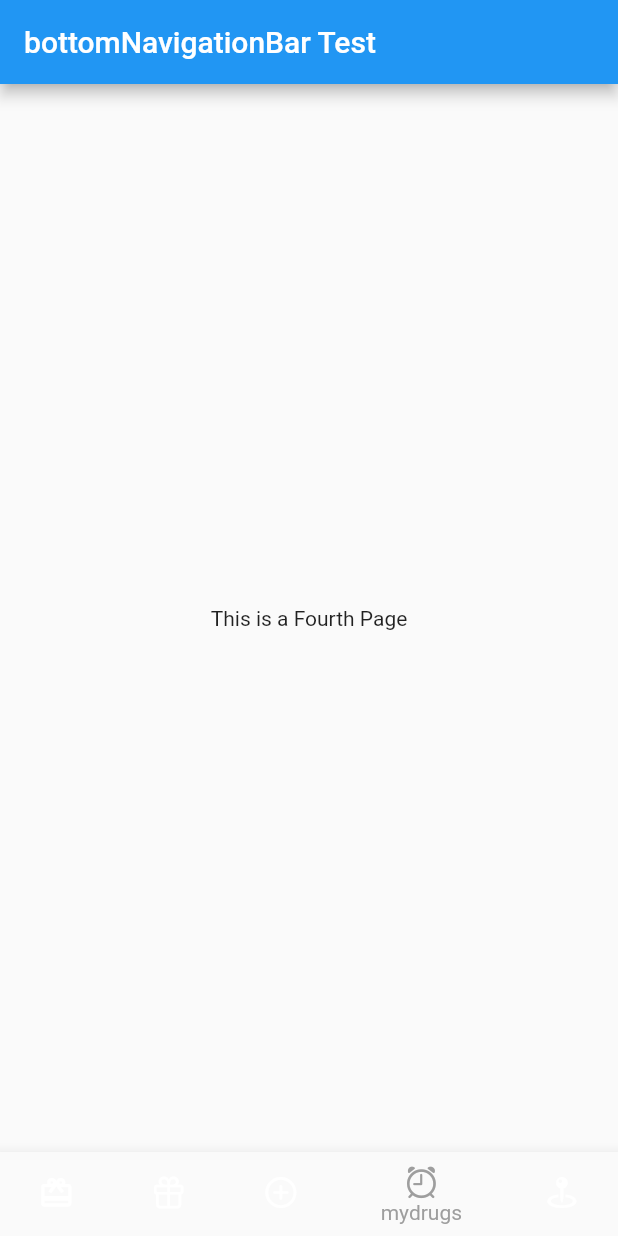
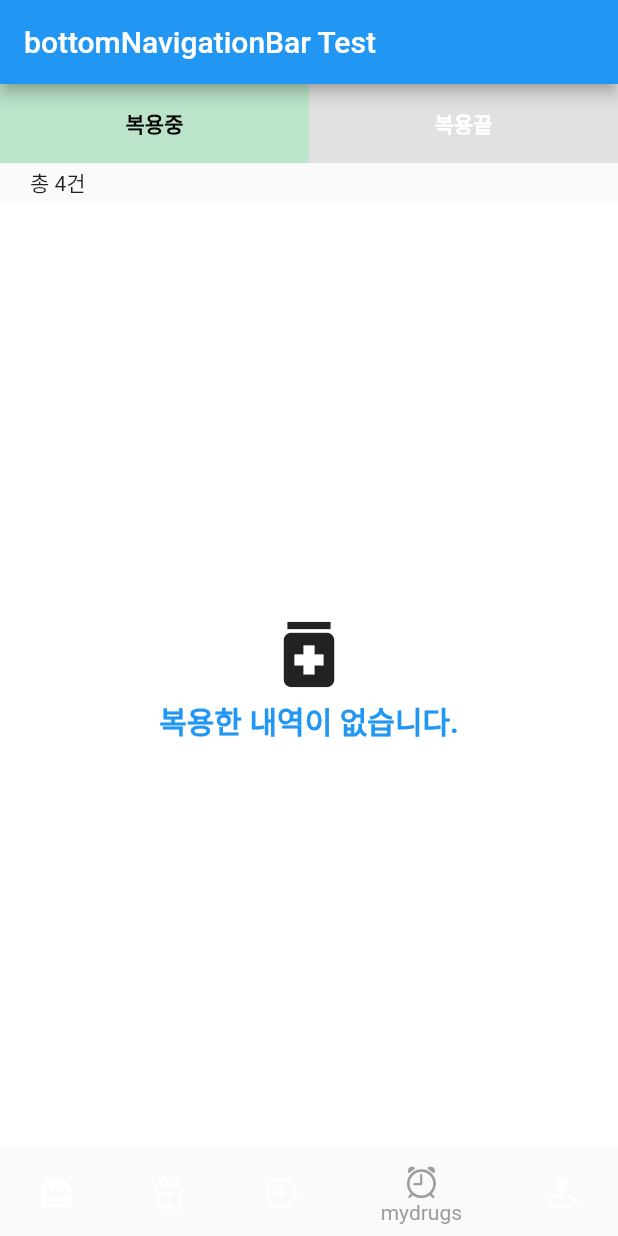
Before and after one commit to AI-FOR-ALL-I/YakChaCha, a Flutter app: the screen it shows after launch, item 4 of the bottom bar chosen, on a phone screen of 412 x 824 dp. Run offline on Flutter 3.47's test engine with Material 2 defaults, Android fonts, the phone set to English and light mode, and no system bars.

Commit message:
[S08P22A803-186] Feat: 내 약 목록 페이지 생성 + 내 약 위젯 폴더 생성 + 약 상세 페이지 및 약 상세 파일 생성

```diff
--- a/frontend/lib/screens/drug_history_page.dart
+++ b/frontend/lib/screens/drug_history_page.dart
@@ -1,12 +1,128 @@
+// ignore_for_file: prefer_const_literals_to_create_immutables, prefer_const_constructors
+
 import 'package:flutter/material.dart';
 
-class DrugHistoryPage extends StatelessWidget {
+class DrugHistoryPage extends StatefulWidget {
   const DrugHistoryPage({Key? key}) : super(key: key);
 
   @override
+  State<DrugHistoryPage> createState() => _DrugHistoryPageState();
+}
+
+class _DrugHistoryPageState extends State<DrugHistoryPage> {
+  bool isClicked = true;
+
+  void onClickLeft() {
+    setState(() {
+      isClicked = true;
+    });
+  }
+
+  void onClickRight() {
+    setState(() {
+      isClicked = false;
+    });
+  }
+
+  @override
   Widget build(BuildContext context) {
-    return const Center(
-      child: Text('This is a Fourth Page'),
+    return Column(
+      children: [
+        // 맨위 탭,  할것: 이너쉐도우 넣어야함
+        Flexible(
+          flex: 2,
+          child: Row(
+            mainAxisAlignment: MainAxisAlignment.center,
+            children: [
+              Flexible(
+                flex: 1,
+                child: GestureDetector(
+                  onTap: onClickLeft,
+                  child: Container(
+                    alignment: Alignment.center,
+                    width: double.infinity,
+                    decoration: BoxDecoration(
+                        color: isClicked
+                            ? Color.fromARGB(255, 187, 228, 203)
+                            : Color.fromARGB(255, 225, 225, 225)),
+                    child: Text(
+                      "복용중",
+                      style: TextStyle(
+                        fontWeight: FontWeight.w700,
+                        color: isClicked ? Colors.black : Colors.white,
+                      ),
+                    ),
+                  ),
+                ),
+              ),
+              Flexible(
+                flex: 1,
+                child: GestureDetector(
+                  onTap: onClickRight,
+                  child: Container(
+                    alignment: Alignment.center,
+                    width: double.infinity,
+                    decoration: BoxDecoration(
+                        color: !isClicked
+                            ? Color.fromARGB(255, 187, 228, 203)
+                            : Color.fromARGB(255, 225, 225, 225)),
+                    child: Text(
+                      "복용끝",
+                      style: TextStyle(
+                        fontWeight: FontWeight.w700,
+                        color: !isClicked ? Colors.black : Colors.white,
+                      ),
+                    ),
+                  ),
+                ),
+              ),
+            ],
+          ),
+        ),
+        // 총 몇 건인지
+        Flexible(
+          flex: 1,
+          child: Padding(
+            padding: const EdgeInsets.symmetric(vertical: 0, horizontal: 20),
+            child: Container(
+              alignment: Alignment.centerLeft,
+              child: Text("총 4건"),
+            ),
+          ),
+        ),
+        // 컴포넌트 들 -> 탭의 선택에 따라 달라져야 함
+        Flexible(
+          flex: 24,
+          child: Row(
+            children: [
+              Expanded(
+                child: Container(
+                  decoration: BoxDecoration(
+                    color: Colors.white,
+                  ),
+                  child: Column(
+                    mainAxisAlignment: MainAxisAlignment.center,
+                    children: [
+                      Icon(
+                        Icons.medication,
+                        size: 58,
+                      ),
+                      Text(
+                        "복용한 내역이 없습니다.",
+                        style: TextStyle(
+                          fontSize: 20,
+                          color: Colors.blue,
+                          fontWeight: FontWeight.w600,
+                        ),
+                      ),
+                    ],
+                  ),
+                ),
+              ),
+            ],
+          ),
+        ),
+      ],
     );
   }
 }
--- /dev/null
+++ b/frontend/lib/screens/pill_details/pill_details.dart
@@ -0,0 +1,14 @@
+import 'package:flutter/material.dart';
+
+class PillDetails extends StatelessWidget {
+
+  const PillDetails({super.key});
+
+  @override
+  Widget build(BuildContext context) {
+    return Scaffold(
+      backgroundColor: Colors.white,
+      appBar: AppBar(title: Text("임시 앱바"),),
+    );
+  }
+}
--- /dev/null
+++ b/frontend/lib/widgets/mypills/my_pill.dart
@@ -0,0 +1,10 @@
+import 'package:flutter/material.dart';
+
+class MyPill extends StatelessWidget {
+  const MyPill({super.key});
+
+  @override
+  Widget build(BuildContext context) {
+    return const Placeholder();
+  }
+}
```
